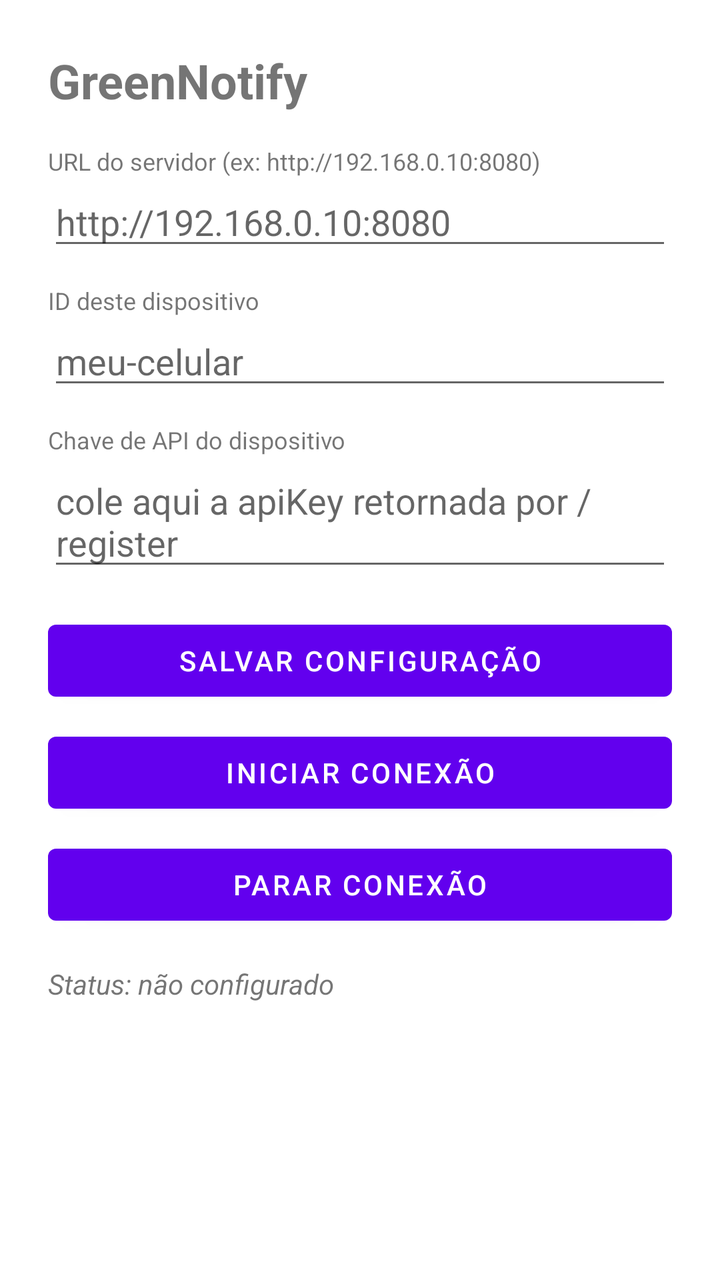
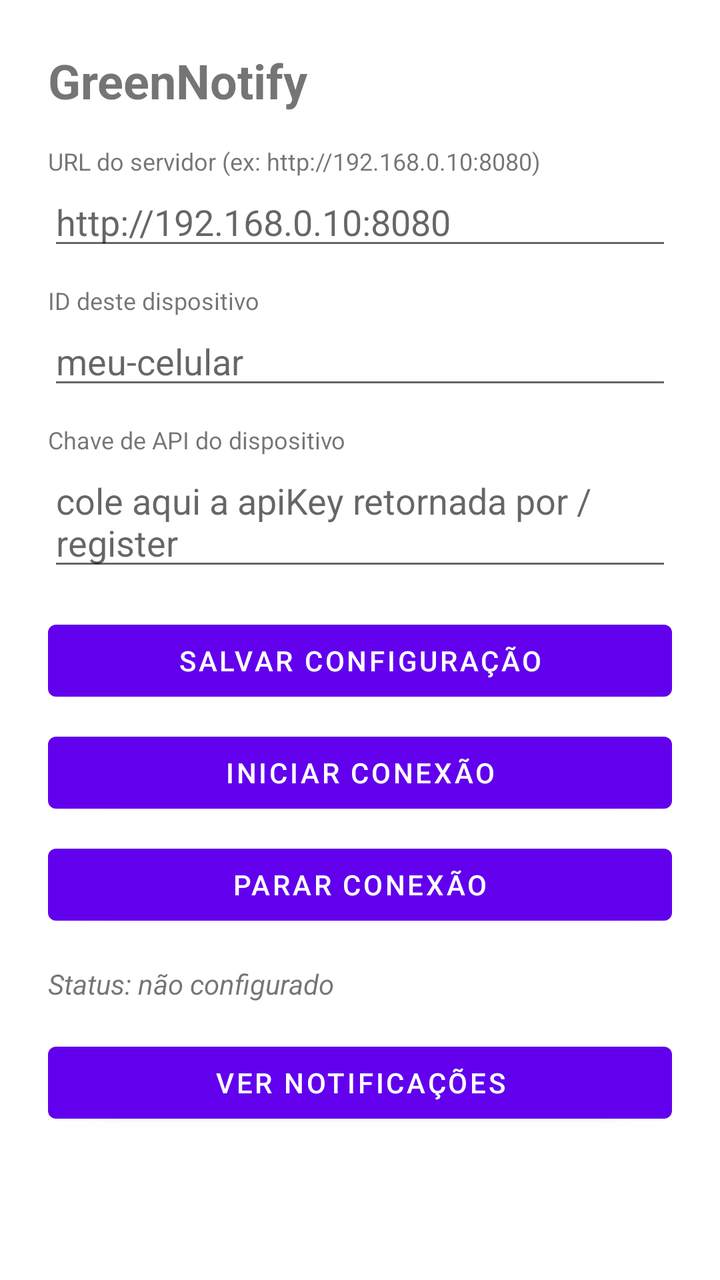

The first picture is an Android layout as it rendered before a commit; the second is the same layout after the commit. The layout source and the unified diff follow.
<!-- AndroidManifest.xml: application theme Theme.GreenNotify -->
<!-- res/layout/activity_main.xml -->
<?xml version="1.0" encoding="utf-8"?>
<ScrollView xmlns:android="http://schemas.android.com/apk/res/android"
    android:layout_width="match_parent"
    android:layout_height="match_parent">

    <LinearLayout
        android:layout_width="match_parent"
        android:layout_height="wrap_content"
        android:orientation="vertical"
        android:padding="24dp">

        <TextView
            android:layout_width="wrap_content"
            android:layout_height="wrap_content"
            android:text="GreenNotify"
            android:textSize="24sp"
            android:textStyle="bold"
            android:layout_marginBottom="16dp" />

        <TextView
            android:layout_width="wrap_content"
            android:layout_height="wrap_content"
            android:text="URL do servidor (ex: http://192.168.0.10:8080)"
            android:textSize="12sp" />
        <EditText
            android:id="@+id/editServerUrl"
            android:layout_width="match_parent"
            android:layout_height="wrap_content"
            android:inputType="textUri"
            android:hint="http://192.168.0.10:8080" />

        <TextView
            android:layout_width="wrap_content"
            android:layout_height="wrap_content"
            android:layout_marginTop="12dp"
            android:text="ID deste dispositivo"
            android:textSize="12sp" />
        <EditText
            android:id="@+id/editDeviceId"
            android:layout_width="match_parent"
            android:layout_height="wrap_content"
            android:hint="meu-celular" />

        <TextView
            android:layout_width="wrap_content"
            android:layout_height="wrap_content"
            android:layout_marginTop="12dp"
            android:text="Chave de API do dispositivo"
            android:textSize="12sp" />
        <EditText
            android:id="@+id/editApiKey"
            android:layout_width="match_parent"
            android:layout_height="wrap_content"
            android:hint="cole aqui a apiKey retornada por /register" />

        <Button
            android:id="@+id/buttonSave"
            android:layout_width="match_parent"
            android:layout_height="wrap_content"
            android:layout_marginTop="16dp"
            android:text="Salvar configuração" />

        <Button
            android:id="@+id/buttonStart"
            android:layout_width="match_parent"
            android:layout_height="wrap_content"
            android:layout_marginTop="8dp"
            android:text="Iniciar conexão" />

        <Button
            android:id="@+id/buttonStop"
            android:layout_width="match_parent"
            android:layout_height="wrap_content"
            android:layout_marginTop="8dp"
            android:text="Parar conexão" />

        <TextView
            android:id="@+id/textStatus"
            android:layout_width="match_parent"
            android:layout_height="wrap_content"
            android:layout_marginTop="16dp"
            android:text="Status: não configurado"
            android:textStyle="italic" />

    </LinearLayout>
</ScrollView>
<!-- resources referenced by this layout -->
<resources>
  <style name="Theme.GreenNotify" parent="Theme.MaterialComponents.DayNight.DarkActionBar">
          
          <item name="colorPrimary">@color/purple_500</item>
          <item name="colorPrimaryVariant">@color/purple_700</item>
          <item name="colorOnPrimary">@color/white</item>
          
          <item name="colorSecondary">@color/teal_200</item>
          <item name="colorSecondaryVariant">@color/teal_700</item>
          <item name="colorOnSecondary">@color/black</item>
          
          <item name="android:statusBarColor">?attr/colorPrimaryVariant</item>
          
      </style>
  <color name="purple_500">#FF6200EE</color>
  <color name="purple_700">#FF3700B3</color>
  <color name="white">#FFFFFFFF</color>
  <color name="teal_200">#FF03DAC5</color>
  <color name="teal_700">#FF018786</color>
  <color name="black">#FF000000</color>
</resources>

<!-- the commit's change to res/layout/activity_main.xml (unified diff, before → after) -->
@@ -82,5 +82,12 @@
             android:text="Status: não configurado"
             android:textStyle="italic" />
 
+        <Button
+            android:id="@+id/buttonNotifications"
+            android:layout_width="match_parent"
+            android:layout_height="wrap_content"
+            android:layout_marginTop="16dp"
+            android:text="Ver notificações" />
+
     </LinearLayout>
 </ScrollView>
